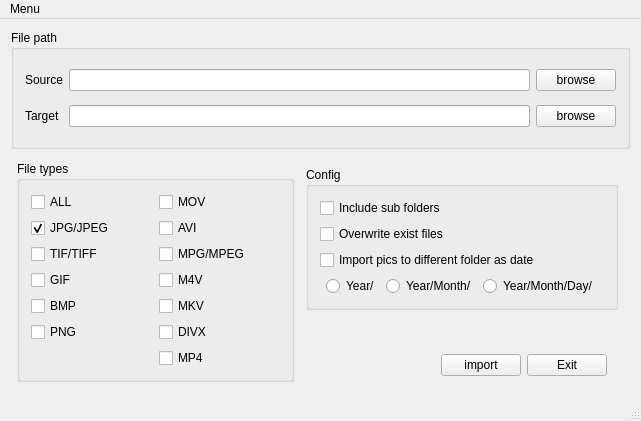
First picture: the form in mainwindow.ui, repository ChunKai-Wang/PicIn, before the edit.
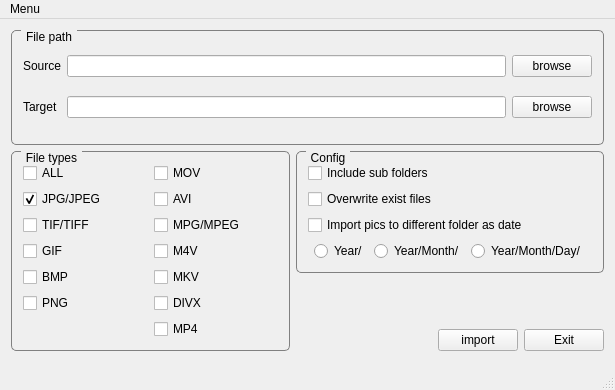
Second picture: the form after the edit.

Commit message:
Add border to GroubBox
    modified:   mainwindow.ui

Patch:
```diff
--- a/mainwindow.ui
+++ b/mainwindow.ui
@@ -9,8 +9,8 @@
    <rect>
     <x>0</x>
     <y>0</y>
-    <width>641</width>
-    <height>421</height>
+    <width>615</width>
+    <height>390</height>
    </rect>
   </property>
   <property name="windowTitle">
@@ -23,6 +23,19 @@
    <layout class="QVBoxLayout" name="verticalLayout_2">
     <item>
      <widget class="QGroupBox" name="groupBox_filePath">
+      <property name="styleSheet">
+       <string notr="true">QGroupBox {
+    border: 1px solid gray;
+    border-radius: 5px;
+    margin-top: 0.5em;
+}
+
+QGroupBox::title {
+    subcontrol-origin: margin;
+    left: 10px;
+    padding: 0 3px 0 3px;
+}</string>
+      </property>
       <property name="title">
        <string>File path</string>
       </property>
@@ -67,13 +80,13 @@
     <item>
      <layout class="QHBoxLayout" name="HLayout_bottom">
       <property name="leftMargin">
-       <number>6</number>
+       <number>0</number>
       </property>
       <property name="topMargin">
-       <number>6</number>
+       <number>0</number>
       </property>
       <property name="rightMargin">
-       <number>6</number>
+       <number>0</number>
       </property>
       <property name="bottomMargin">
        <number>6</number>
@@ -83,6 +96,19 @@
         <property name="toolTip">
          <string>&lt;html&gt;&lt;head/&gt;&lt;body&gt;&lt;p&gt;Choose types of file you want to import&lt;/p&gt;&lt;/body&gt;&lt;/html&gt;</string>
         </property>
+        <property name="styleSheet">
+         <string notr="true">QGroupBox {
+    border: 1px solid gray;
+    border-radius: 5px;
+    margin-top: 0.5em;
+}
+
+QGroupBox::title {
+    subcontrol-origin: margin;
+    left: 10px;
+    padding: 0 3px 0 3px;
+}</string>
+        </property>
         <property name="title">
          <string>File types</string>
         </property>
@@ -187,19 +213,32 @@
       <item>
        <layout class="QVBoxLayout" name="VLayout_rightBottom">
         <property name="leftMargin">
-         <number>6</number>
+         <number>0</number>
         </property>
         <property name="topMargin">
-         <number>6</number>
+         <number>0</number>
         </property>
         <property name="rightMargin">
-         <number>6</number>
+         <number>0</number>
         </property>
         <property name="bottomMargin">
-         <number>6</number>
+         <number>0</number>
         </property>
         <item>
          <widget class="QGroupBox" name="groupBox_config">
+          <property name="styleSheet">
+           <string notr="true">QGroupBox {
+    border: 1px solid gray;
+    border-radius: 5px;
+    margin-top: 0.5em;
+}
+
+QGroupBox::title {
+    subcontrol-origin: margin;
+    left: 10px;
+    padding: 0 3px 0 3px;
+}</string>
+          </property>
           <property name="title">
            <string>Config</string>
           </property>
@@ -264,7 +303,13 @@
         </item>
         <item alignment="Qt::AlignRight|Qt::AlignBottom">
          <widget class="QWidget" name="widget_action" native="true">
+          <property name="styleSheet">
+           <string notr="true"/>
+          </property>
           <layout class="QHBoxLayout" name="horizontalLayout_3">
+           <property name="rightMargin">
+            <number>0</number>
+           </property>
            <property name="bottomMargin">
             <number>0</number>
            </property>
@@ -296,7 +341,7 @@
     <rect>
      <x>0</x>
      <y>0</y>
-     <width>641</width>
+     <width>615</width>
      <height>22</height>
     </rect>
    </property>
```
